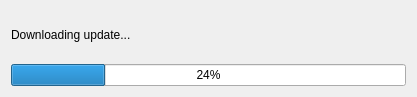
First picture: the form in updatedownloaddialog.ui, repository nickdonnelly/horus, before the edit.
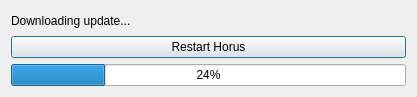
Second picture: the form after the edit.

Patch:
```diff
--- a/updatedownloaddialog.ui
+++ b/updatedownloaddialog.ui
@@ -21,6 +21,13 @@
      </property>
     </widget>
    </item>
+   <item>
+    <widget class="QPushButton" name="btnRestart">
+     <property name="text">
+      <string>Restart Horus</string>
+     </property>
+    </widget>
+   </item>
    <item>
     <widget class="QProgressBar" name="pbDownload">
      <property name="value">
```
